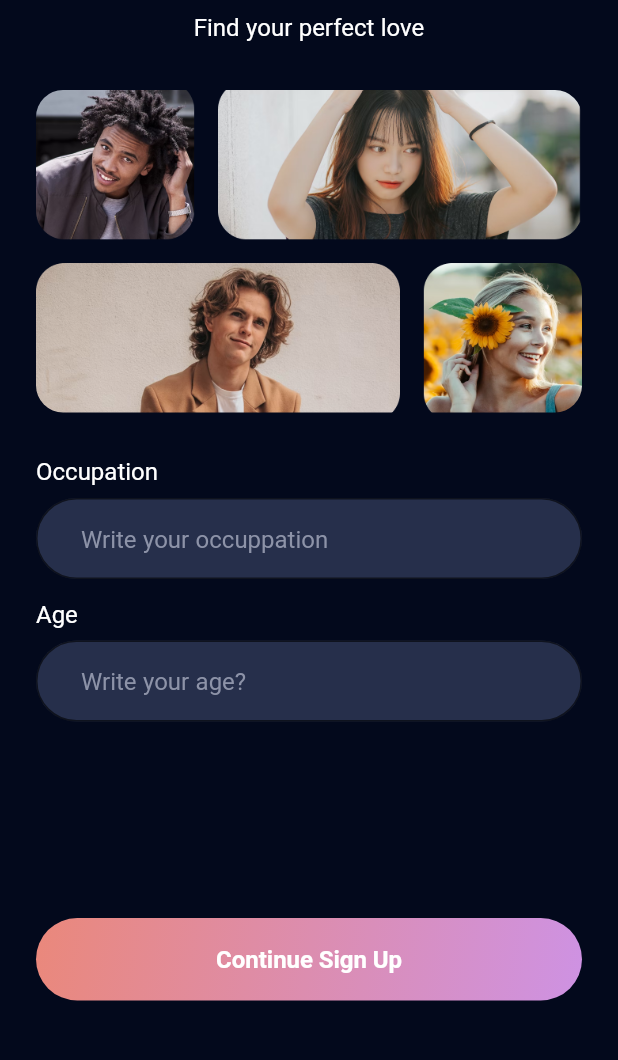
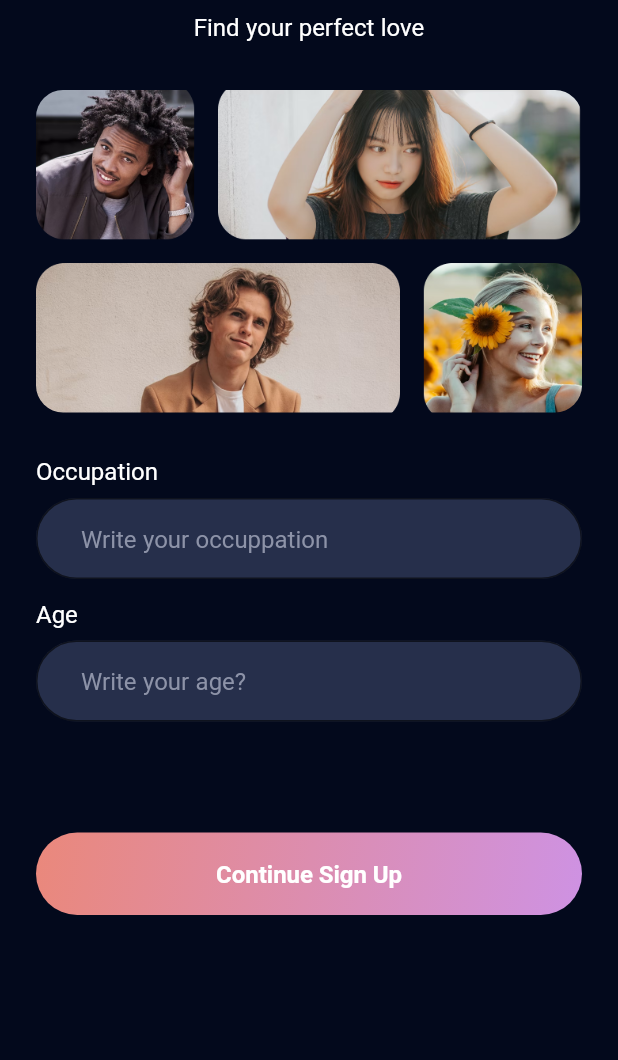
Before and after one commit to asfinaldi/sarang_app, a Flutter app: the SignUpAgeJobScreen screen opened directly with empty values, on a phone screen of 412 x 824 dp, the part 126-1186 px from its top. Run offline on Flutter 3.47's test engine with Material 2 defaults, Android fonts, the phone set to English and light mode, and no system bars; our stand-ins replace appinio_swiper, bloc, flutter_bloc, google_fonts, image_picker, shared_preferences; accounts and stored records are empty.

Commit message:
Memperbaiki UI

```diff
--- a/lib/main.dart
+++ b/lib/main.dart
@@ -1,9 +1,6 @@
 import 'package:flutter/material.dart';
 import 'package:sarang_app/src/features/authentication/presentation/bloc/auth_bloc.dart';
 import 'package:sarang_app/src/features/likes_you/bloc/people_loved/people_loved_bloc.dart';
-
-import 'package:sarang_app/src/theme_manager/asset_image_icon_manager.dart';
-import 'package:sarang_app/src/theme_manager/theme_data_manager.dart';
 import 'package:sarang_app/src/app.dart';
 import 'package:flutter_bloc/flutter_bloc.dart';
 
--- a/lib/src/app.dart
+++ b/lib/src/app.dart
@@ -1,6 +1,5 @@
 import 'package:flutter/material.dart';
 import 'package:sarang_app/src/features/authentication/data/data_user_account_local.dart';
-import 'package:sarang_app/src/features/authentication/presentation/sign_uo_age_job_screen.dart';
 import 'package:sarang_app/src/features/authentication/presentation/sign_up_upload_photo_screen.dart';
 import 'package:sarang_app/src/features/likes_you/presentation/explore_people_screen.dart';
 import 'package:sarang_app/src/features/likes_you/presentation/people_loved_screen.dart';
@@ -37,6 +36,7 @@ class _AppScreenState extends State<AppScreen> {
     return MaterialApp(
       title: 'Material App',
       theme: getApplicationThemeData(),
+      debugShowCheckedModeBanner: false,
       home: isRegister ? const ExplorePeopleScreen() : const SignUpScreen(),
       routes: {
         SignUpScreen.routeName: (context) => const SignUpScreen(),
--- a/lib/src/common_widgets/banner_widget.dart
+++ b/lib/src/common_widgets/banner_widget.dart
@@ -8,7 +8,7 @@ class BannerWidget extends StatelessWidget {
   @override
   Widget build(BuildContext context) {
     return Column(
-      children: [
+      children: const [
         LogoAndTagLineWidget(),
         HeroWidget(),
       ],
--- a/lib/src/common_widgets/custom_text_field_widget.dart
+++ b/lib/src/common_widgets/custom_text_field_widget.dart
@@ -26,7 +26,7 @@ class CustomTextFieldWidget extends StatelessWidget {
           labelName,
           style: getWhiteTextStyle(),
         ),
-        SizedBox(
+        const SizedBox(
           height: AppSize.s8,
         ),
         TextField(
@@ -34,7 +34,7 @@ class CustomTextFieldWidget extends StatelessWidget {
           obscureText: isObsecure,
           style: getWhiteTextStyle(),
           decoration: InputDecoration(
-            contentPadding: EdgeInsets.symmetric(
+            contentPadding: const EdgeInsets.symmetric(
               vertical: AppPadding.p15,
               horizontal: AppPadding.p30,
             ),
@@ -46,7 +46,7 @@ class CustomTextFieldWidget extends StatelessWidget {
                 borderRadius: BorderRadius.circular(AppSize.s50)),
           ),
         ),
-        SizedBox(
+        const SizedBox(
           height: AppSize.s14,
         )
       ],
--- a/lib/src/common_widgets/hero_widget.dart
+++ b/lib/src/common_widgets/hero_widget.dart
@@ -15,7 +15,7 @@ class HeroWidget extends StatelessWidget {
       ),
       decoration:  BoxDecoration(
         borderRadius: BorderRadius.circular(AppSize.s18),
-        image: DecorationImage(
+        image: const DecorationImage(
           image:
               AssetImage('${AssetImageIconManager.assetPath}/hero_image.png'),
           fit: BoxFit.cover,
--- a/lib/src/common_widgets/logo_and_tagline_widget.dart
+++ b/lib/src/common_widgets/logo_and_tagline_widget.dart
@@ -10,9 +10,14 @@ class LogoAndTagLineWidget extends StatelessWidget {
   Widget build(BuildContext context) {
     return Column(
       children: [
-        LogoWidget(),
-        SizedBox(height: AppSize.s6,),
-        Text('Find your perfect love', style: getWhiteTextStyle(),),
+        const LogoWidget(),
+        const SizedBox(
+          height: AppSize.s6,
+        ),
+        Text(
+          'Find your perfect love',
+          style: getWhiteTextStyle(),
+        ),
       ],
     );
   }
--- a/lib/src/common_widgets/match_card_widget.dart
+++ b/lib/src/common_widgets/match_card_widget.dart
@@ -3,7 +3,6 @@ import 'package:flutter/material.dart';
 
 import 'package:sarang_app/src/common_widgets/glass_card_widget.dart';
 import 'package:sarang_app/src/features/likes_you/domain/user.dart';
-import 'package:sarang_app/src/theme_manager/asset_image_icon_manager.dart';
 import 'package:sarang_app/src/theme_manager/color_manager.dart';
 import 'package:sarang_app/src/theme_manager/values_manger.dart';
 
--- a/lib/src/common_widgets/people_loved_card_widget.dart
+++ b/lib/src/common_widgets/people_loved_card_widget.dart
@@ -3,7 +3,6 @@ import 'package:flutter/material.dart';
 import 'package:sarang_app/src/features/likes_you/domain/user.dart';
 
 import 'package:sarang_app/src/features/likes_you/presentation/people_profile_screen.dart';
-import 'package:sarang_app/src/theme_manager/asset_image_icon_manager.dart';
 import 'package:sarang_app/src/theme_manager/color_manager.dart';
 import 'package:sarang_app/src/theme_manager/font_manager.dart';
 import 'package:sarang_app/src/theme_manager/style_manager.dart';
@@ -46,7 +45,7 @@ class PeopleLovedCardWidget extends StatelessWidget {
                 shape: BoxShape.circle,
                 image: DecorationImage(
                   fit: BoxFit.cover,
-                  image: AssetImage('${user.imagePath}'),
+                  image: AssetImage(user.imagePath),
                 ),
               ),
             ),
--- a/lib/src/common_widgets/profile_detail_image_widget.dart
+++ b/lib/src/common_widgets/profile_detail_image_widget.dart
@@ -1,11 +1,7 @@
 // ignore_for_file: public_member_api_docs, sort_constructors_first
 import 'package:flutter/material.dart';
-
 import 'package:sarang_app/src/common_widgets/match_button_widget.dart';
-import 'package:sarang_app/src/features/likes_you/domain/user.dart';
 import 'package:sarang_app/src/features/likes_you/presentation/explore_people_screen.dart';
-
-import '../theme_manager/asset_image_icon_manager.dart';
 import '../theme_manager/font_manager.dart';
 import '../theme_manager/style_manager.dart';
 import '../theme_manager/values_manger.dart';
--- a/lib/src/features/authentication/presentation/sign_uo_age_job_screen.dart
+++ b/lib/src/features/authentication/presentation/sign_uo_age_job_screen.dart
@@ -4,7 +4,6 @@ import 'package:flutter/material.dart';
 import 'package:sarang_app/src/common_widgets/banner_widget.dart';
 import 'package:sarang_app/src/common_widgets/custom_button_widget.dart';
 import 'package:sarang_app/src/common_widgets/custom_text_field_widget.dart';
-import 'package:sarang_app/src/common_widgets/logo_and_tagline_widget.dart';
 import 'package:sarang_app/src/features/authentication/domain/user_account.dart';
 import 'package:sarang_app/src/features/authentication/presentation/sign_up_upload_photo_screen.dart';
 import 'package:sarang_app/src/theme_manager/values_manger.dart';
@@ -68,7 +67,7 @@ class _SignUpAgeJobScreenState extends State<SignUpAgeJobScreen> {
                   hintext: 'Write your age?',
                   controller: ageController),
               const SizedBox(
-                height: 117.0,
+                height: 60.0,
               ),
               CustomButtonWidget(
                 onTap: () {
--- a/lib/src/features/authentication/presentation/sign_up_screen.dart
+++ b/lib/src/features/authentication/presentation/sign_up_screen.dart
@@ -3,8 +3,6 @@ import 'package:sarang_app/src/common_widgets/banner_widget.dart';
 import 'package:sarang_app/src/common_widgets/custom_button_widget.dart';
 import 'package:sarang_app/src/common_widgets/custom_text_button.dart';
 import 'package:sarang_app/src/common_widgets/custom_text_field_widget.dart';
-import 'package:sarang_app/src/common_widgets/hero_widget.dart';
-import 'package:sarang_app/src/common_widgets/logo_and_tagline_widget.dart';
 import 'package:sarang_app/src/features/authentication/presentation/sign_uo_age_job_screen.dart';
 import 'package:sarang_app/src/theme_manager/values_manger.dart';
 
@@ -79,7 +77,7 @@ class _SignUpScreenState extends State<SignUpScreen> {
                 controller: passwordController,
                 isObsecure: true,
               ),
-              SizedBox(
+              const SizedBox(
                 height: AppSize.s16,
               ),
               CustomButtonWidget(
@@ -105,7 +103,7 @@ class _SignUpScreenState extends State<SignUpScreen> {
                 },
                 title: 'Get Started',
               ),
-              SizedBox(
+              const SizedBox(
                 height: AppSize.s20,
               ),
               CustomTextButton(
--- a/lib/src/features/authentication/presentation/sign_up_upload_photo_screen.dart
+++ b/lib/src/features/authentication/presentation/sign_up_upload_photo_screen.dart
@@ -101,7 +101,7 @@ class _SignUpUploadPhotoScreenState extends State<SignUpUploadPhotoScreen> {
                   height: 53.0,
                 ),
                 Text(
-                  '${userAccount.fullName}',
+                  userAccount.fullName,
                   style: getWhiteTextStyle(
                     fontSize: FontSizeManager.f22,
                     fontWeight: FontWeightManager.semiBold,
@@ -115,7 +115,7 @@ class _SignUpUploadPhotoScreenState extends State<SignUpUploadPhotoScreen> {
                   style: getBlack60TextStyle(),
                 ),
                 const SizedBox(
-                  height: 240.0,
+                  height: 120.0,
                 ),
                 BlocBuilder<AuthBloc, AuthState>(
                   builder: (context, state) {
@@ -128,7 +128,7 @@ class _SignUpUploadPhotoScreenState extends State<SignUpUploadPhotoScreen> {
                         if (image == null){
                                               ScaffoldMessenger.of(context).hideCurrentSnackBar();
                           ScaffoldMessenger.of(context).showSnackBar(
-                            SnackBar(
+                            const SnackBar(
                               content: Text('No image update'),
                             ),
                           );
--- a/lib/src/features/likes_you/bloc/people_loved/people_loved_bloc.dart
+++ b/lib/src/features/likes_you/bloc/people_loved/people_loved_bloc.dart
@@ -1,6 +1,5 @@
 import 'package:bloc/bloc.dart';
 import 'package:meta/meta.dart';
-import 'package:sarang_app/src/features/likes_you/bloc/explore_people/explore_people_bloc.dart';
 import 'package:sarang_app/src/features/likes_you/domain/user.dart';
 
 import '../../data/data_match_dummy.dart';
@@ -13,7 +12,7 @@ class PeopleLovedBloc extends Bloc<PeopleLovedEvent, PeopleLovedState> {
     on<OnPeopleLovedEventCalled>(
       (event, emit) async {
         emit(PeopleLovedLoading());
-        await Future.delayed(Duration(seconds: 1));
+        await Future.delayed(const Duration(seconds: 1));
         emit(PeopleLovedLoaded(userMatch: dataMatchDummy));
       },
     );
--- a/lib/src/features/likes_you/presentation/explore_people_screen.dart
+++ b/lib/src/features/likes_you/presentation/explore_people_screen.dart
@@ -3,7 +3,6 @@ import 'package:flutter/material.dart';
 import 'package:flutter_bloc/flutter_bloc.dart';
 import 'package:sarang_app/src/common_widgets/explore_people_app_bar_widget.dart';
 import 'package:sarang_app/src/common_widgets/explore_people_button_widget.dart';
-import 'package:sarang_app/src/common_widgets/match_button_widget.dart';
 import 'package:sarang_app/src/common_widgets/match_card_widget.dart';
 import 'package:sarang_app/src/features/authentication/data/data_user_account_local.dart';
 import 'package:sarang_app/src/features/authentication/domain/user_account.dart';
@@ -99,7 +98,6 @@ class _ExplorePeopleScreenState extends State<ExplorePeopleScreen> {
                                       .read<PeopleLovedBloc>()
                                       .add(AddPeopleLoved(user: users[index]));
                                 }
-                                ;
                               }
                             },
                             onEnd: () {
--- a/lib/src/features/likes_you/presentation/people_profile_screen.dart
+++ b/lib/src/features/likes_you/presentation/people_profile_screen.dart
@@ -1,12 +1,10 @@
 import 'package:flutter/material.dart';
 import 'package:sarang_app/src/common_widgets/custom_button_widget.dart';
-import 'package:sarang_app/src/common_widgets/match_button_widget.dart';
+
 import 'package:sarang_app/src/common_widgets/people_indentity_widget.dart';
 import 'package:sarang_app/src/features/likes_you/data/data_hobby_dummy.dart';
 import 'package:sarang_app/src/features/likes_you/domain/user.dart';
-import 'package:sarang_app/src/theme_manager/asset_image_icon_manager.dart';
-import 'package:sarang_app/src/theme_manager/font_manager.dart';
-import 'package:sarang_app/src/theme_manager/style_manager.dart';
+
 import 'package:sarang_app/src/theme_manager/values_manger.dart';
 
 import '../../../common_widgets/profile_detail_image_widget.dart';
--- a/lib/src/utils/image_picker_util.dart
+++ b/lib/src/utils/image_picker_util.dart
@@ -7,13 +7,13 @@ enum GetImageFrom {
 
 class ImagePickerUtil {
   static Future<XFile?> getImage(GetImageFrom source) async {
-    final PickedFile = await ImagePicker().pickImage(
+    final pickedFile = await ImagePicker().pickImage(
       source: source == GetImageFrom.camera
           ? ImageSource.camera
           : ImageSource.gallery,
           maxWidth:  1800,
           maxHeight: 1800,
     );
-    return PickedFile;
+    return pickedFile;
   }
 }
--- a/pubspec.yaml
+++ b/pubspec.yaml
@@ -29,12 +29,14 @@ environment:
 # versions available, run `flutter pub outdated`.
 dependencies:
   appinio_swiper: ^1.1.1
+  bloc: ^8.1.1
   cupertino_icons: ^1.0.2
   flutter:
     sdk: flutter
   flutter_bloc: ^8.1.2
   google_fonts: ^4.0.3
   image_picker: ^0.8.7+1
+  meta: ^1.9.1
   shared_preferences: ^2.1.0
 
 dev_dependencies:
```
Also changed, not shown: lib/src/common_widgets/glass_card_widget.dart (+4 -4 lines), pubspec.lock.
